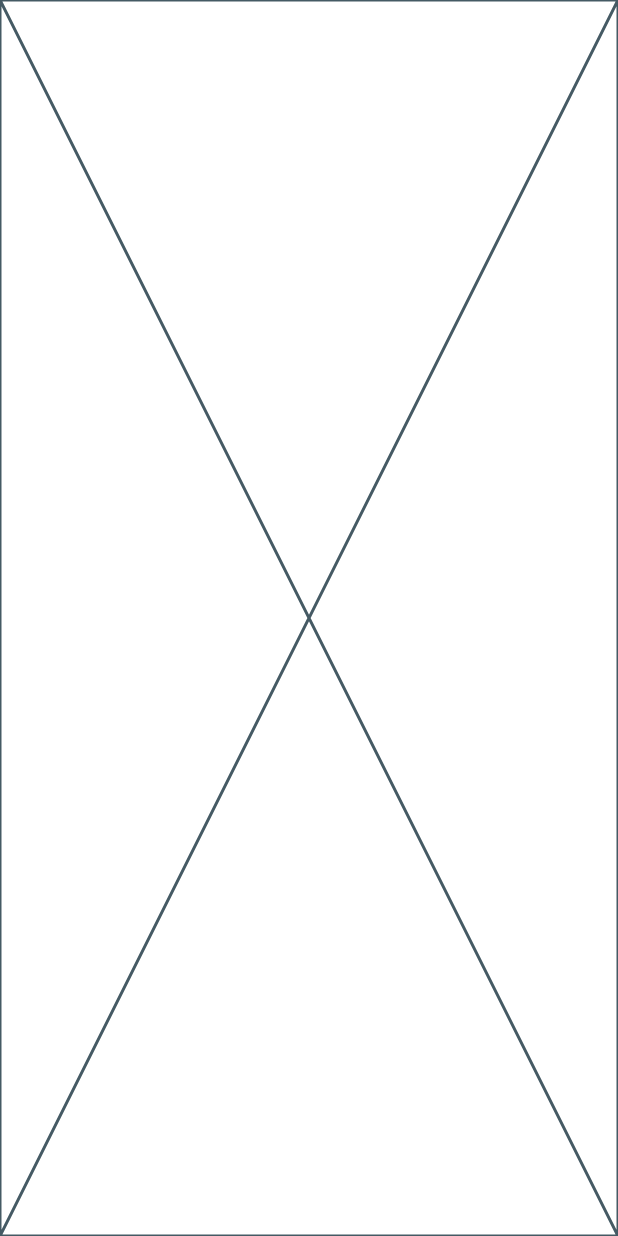
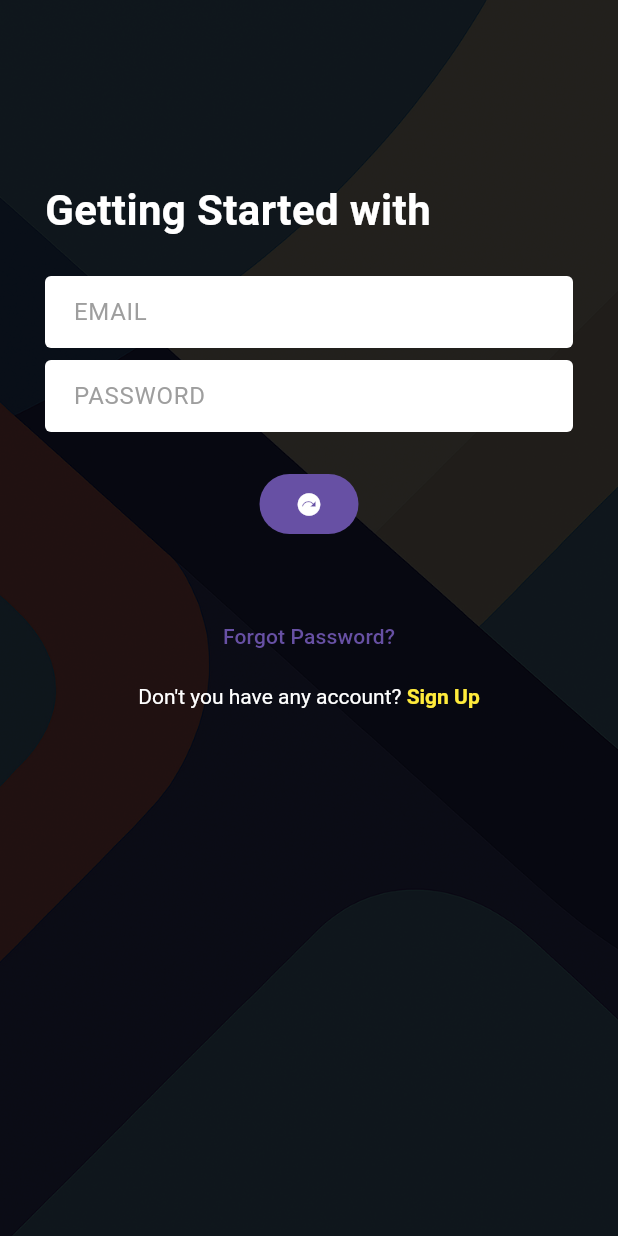
Before and after one commit to MrAsheq/Task-Management, a Flutter app: the screen it shows after launch, on a phone screen of 412 x 824 dp. Run offline on Flutter 3.47's test engine with Material 3 defaults, Android fonts, the phone set to English and light mode, and no system bars; our stand-ins replace flutter_svg.

Commit message:
Updated login screen

```diff
--- a/lib/app.dart
+++ b/lib/app.dart
@@ -9,6 +9,22 @@ class TaskManagerApp extends StatelessWidget {
     return MaterialApp(
       home: SplashScreen(),
       debugShowCheckedModeBanner: false,
+      theme: ThemeData(
+        primarySwatch: Colors.yellow,
+        elevatedButtonTheme: ElevatedButtonThemeData(
+          style: ElevatedButton.styleFrom(backgroundColor: Colors.yellow),
+        ),
+        inputDecorationTheme: InputDecorationTheme(
+          hintStyle: TextStyle(color: Colors.grey),
+
+          fillColor: Colors.white,
+          filled: true,
+          contentPadding: EdgeInsets.symmetric(horizontal: 15),
+          border: OutlineInputBorder(borderSide: BorderSide.none),
+          enabledBorder: OutlineInputBorder(borderSide: BorderSide.none),
+          errorBorder: OutlineInputBorder(borderSide: BorderSide.none),
+        ),
+      ),
     );
   }
 }
--- a/lib/ui/screens/login_screen.dart
+++ b/lib/ui/screens/login_screen.dart
@@ -1,4 +1,5 @@
 import 'package:flutter/material.dart';
+import 'package:task_management_ostad/ui/utilities/screen_background.dart';
 
 class LoginScreen extends StatefulWidget {
   const LoginScreen({super.key});
@@ -10,6 +11,62 @@ class LoginScreen extends StatefulWidget {
 class _LoginScreenState extends State<LoginScreen> {
   @override
   Widget build(BuildContext context) {
-    return const Placeholder();
+    return Scaffold(
+      body: ScreenBackground(
+        child: Padding(
+          padding: const EdgeInsets.all(30),
+          child: Column(
+            crossAxisAlignment: CrossAxisAlignment.start,
+            children: [
+              const SizedBox(height: 90),
+              Text(
+                "Getting Started with",
+                style: TextStyle(
+                  fontSize: 28,
+                  fontWeight: FontWeight.bold,
+                  color: Colors.white,
+                ),
+              ),
+              const SizedBox(height: 24),
+              TextFormField(decoration: InputDecoration(hintText: 'EMAIL')),
+              const SizedBox(height: 8),
+              TextFormField(decoration: InputDecoration(hintText: 'PASSWORD')),
+              const SizedBox(height: 24),
+              Center(
+                child: FilledButton(
+                  onPressed: () {},
+                  child: Icon(Icons.next_plan),
+                ),
+              ),
+              const SizedBox(height: 40),
+              Center(
+                child: TextButton(
+                  onPressed: () {},
+                  child: Text("Forgot Password?"),
+                ),
+              ),
+              const SizedBox(height: 8),
+              Center(
+                child: RichText(
+                  text: TextSpan(
+                    style: TextStyle(color: Colors.white),
+                    text: "Don't you have any account? ",
+                    children: [
+                      TextSpan(
+                        text: "Sign Up",
+                        style: TextStyle(
+                          color: Colors.yellow,
+                          fontWeight: FontWeight.bold,
+                        ),
+                      ),
+                    ],
+                  ),
+                ),
+              ),
+            ],
+          ),
+        ),
+      ),
+    );
   }
 }
--- a/lib/ui/screens/splash_screen.dart
+++ b/lib/ui/screens/splash_screen.dart
@@ -2,6 +2,7 @@ import 'package:flutter/material.dart';
 import 'package:flutter_svg/flutter_svg.dart';
 import 'package:task_management_ostad/ui/screens/login_screen.dart';
 import 'package:task_management_ostad/ui/utilities/asset_paths.dart';
+import 'package:task_management_ostad/ui/utilities/screen_background.dart';
 
 class SplashScreen extends StatefulWidget {
   const SplashScreen({super.key});
@@ -11,7 +12,6 @@ class SplashScreen extends StatefulWidget {
 }
 
 class _SplashScreenState extends State<SplashScreen> {
-
   @override
   void initState() {
     super.initState();
@@ -29,24 +29,8 @@ class _SplashScreenState extends State<SplashScreen> {
   @override
   Widget build(BuildContext context) {
     return Scaffold(
-      body: Stack(
-        children: [
-          // SvgPicture.asset(
-          //   'assets/images/bg.svg',
-          //   width: double.maxFinite,
-          //   height: double.maxFinite,
-          //   fit: BoxFit.cover,
-          // ),
-          Image.asset(
-            AssetPaths.backgroundImage,
-            width: double.maxFinite,
-            height: double.maxFinite,
-            fit: BoxFit.cover,
-            colorBlendMode: BlendMode.darken,
-          ),
-          Center(child: Image.asset(AssetPaths.logoImage, height: 300)),
-          // Center(child: SvgPicture.asset('assets/images/logo.svg')),
-        ],
+      body: ScreenBackground(
+        child: Center(child: Image.asset(AssetPaths.logoImage, height: 300)),
       ),
     );
   }
--- /dev/null
+++ b/lib/ui/utilities/screen_background.dart
@@ -0,0 +1,26 @@
+import 'package:flutter/material.dart';
+
+import 'asset_paths.dart';
+
+class ScreenBackground extends StatelessWidget {
+  const ScreenBackground({super.key, required this.child});
+
+  final Widget child;
+
+  @override
+  Widget build(BuildContext context) {
+    return Stack(
+      children: [
+        Image.asset(
+          AssetPaths.backgroundImage,
+          width: double.maxFinite,
+          height: double.maxFinite,
+          fit: BoxFit.cover,
+          color: Colors.black87,
+          colorBlendMode: BlendMode.darken,
+        ),
+        SafeArea(child: child)
+      ],
+    );
+  }
+}
```
Also changed, not shown: assets/images/ashology.png.
